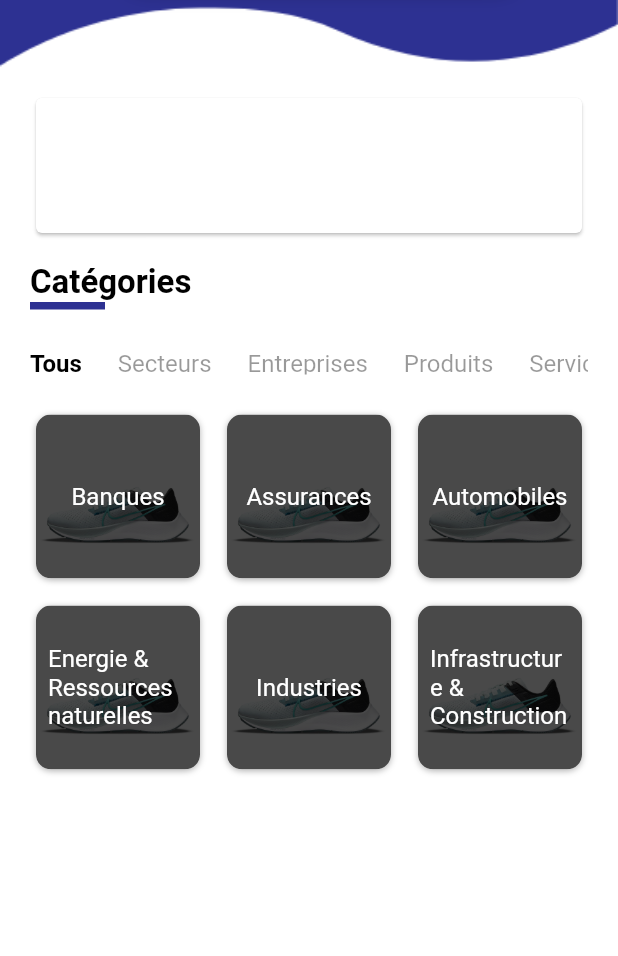
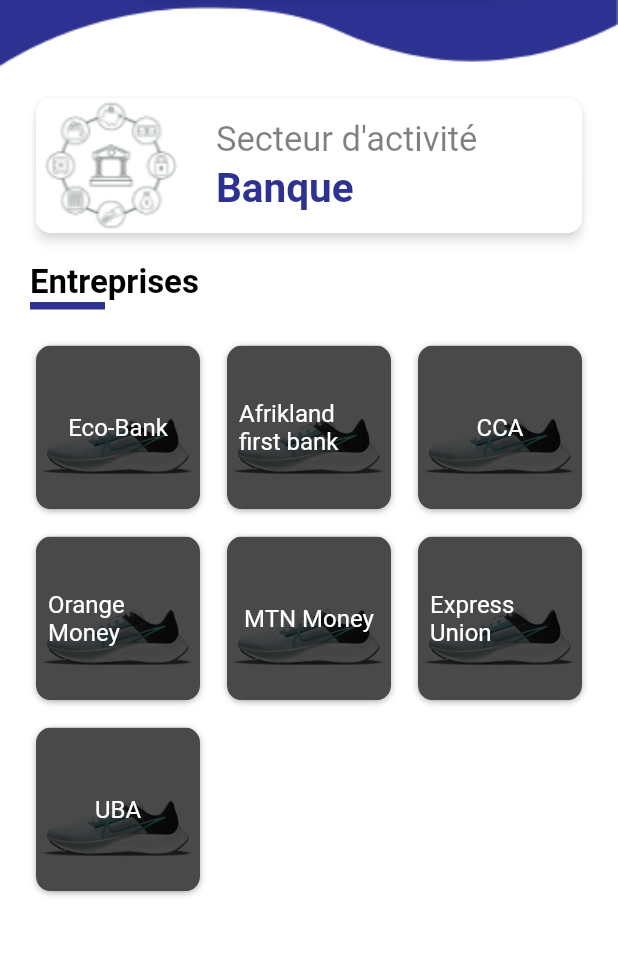
Before and after one commit to Dev-Soft-Group/mdm-app, a Flutter app: the screen it shows after launch, on a phone screen of 412 x 824 dp, the part 97-1053 px from its top. Run offline on Flutter 3.47's test engine with Material 2 defaults, Android fonts, the phone set to English and light mode, and no system bars; our stand-ins replace get.

Commit message:
Création de la page pour les secteurs d'activités et ainsi que le détail

```diff
--- a/lib/screens/detail_secteur/controllers/details_secteurs_controller.dart
+++ b/lib/screens/detail_secteur/controllers/details_secteurs_controller.dart
@@ -6,21 +6,15 @@
 
   int selectedTabs = 0;
 
-  List menus = [
-    "Tous",
-    "Secteurs",
-    "Entreprises",
-    "Produits",
-    "Services",
-  ];
 
   List categories = [
-    "Banques",
-    "Assurances",
-    "Automobiles",
-    "Energie & Ressources naturelles",
-    "Industries",
-    "Infrastructure & Construction",
+    "Eco-Bank",
+    "Afrikland first bank",
+    "CCA",
+    "Orange Money",
+    "MTN Money",
+    "Express Union",
+    "UBA",
   ];
 
   void onTabChange(int index) {
--- a/lib/screens/detail_secteur/views/details_secteurs_view.dart
+++ b/lib/screens/detail_secteur/views/details_secteurs_view.dart
@@ -35,46 +35,56 @@
                       children: [
                         const SizedBox(height: 16),
                         Card(
+                          elevation: 3,
+                          color: kWhiteColor,
+                          shadowColor: kWhiteColor,
+                          clipBehavior: Clip.antiAlias,
+                          shape: RoundedRectangleBorder(
+                              borderRadius:
+                                  BorderRadius.circular(kDefaultRadius)),
                           child: Container(
                             height: 90,
+                            decoration: const BoxDecoration(
+                              color: kWhiteColor,
+                            ),
+                            child: Row(children: [
+                              Image.asset("assets/images/sectors.png",
+                                  height: 90, width: 100, fit: BoxFit.fill),
+                              const SizedBox(
+                                width: 20,
+                              ),
+                              Column(
+                                  crossAxisAlignment: CrossAxisAlignment.start,
+                                  children: [
+                                    const Spacer(
+                                      flex: 2,
+                                    ),
+                                    Text(
+                                      "Secteur d'activité",
+                                      style: TextStyle(
+                                          color: kBlackColor.withOpacity(0.5),
+                                          fontSize: 23),
+                                    ),
+                                    const SizedBox(height: 3),
+                                    const Text(
+                                      "Banque",
+                                      style: TextStyle(
+                                        color: kPrimaryColor,
+                                        fontSize: 27,
+                                        fontWeight: FontWeight.w600,
+                                      ),
+                                    ),
+                                    const Spacer(
+                                      flex: 2,
+                                    ),
+                                    Container(),
+                                  ]),
+                            ]),
                           ),
                         ),
                         const SizedBox(height: 16),
-                        const TextTitle(text: "Catégories"),
+                        const TextTitle(text: "Entreprises"),
                         const SizedBox(height: kDefaultPadding),
-                        Container(
-                          height: 30,
-                          decoration: const BoxDecoration(),
-                          child: ListView.builder(
-                              scrollDirection: Axis.horizontal,
-                              itemCount: controller.menus.length,
-                              itemBuilder: (context, index) => InkWell(
-                                    onTap: () {
-                                      controller.onTabChange(index);
-                                    },
-                                    child: Padding(
-                                      padding: const EdgeInsets.only(
-                                          right: kDefaultPadding * 1.2,
-                                          top: kDefaultPadding / 3,
-                                          bottom: kDefaultPadding / 3),
-                                      child: Text(
-                                        controller.menus[index],
-                                        style: TextStyle(
-                                          fontSize: 16,
-                                          color: controller.selectedTabs ==
-                                                  index
-                                              ? kBlackColor
-                                              : kBlackColor.withOpacity(0.4),
-                                          fontWeight:
-                                              controller.selectedTabs == index
-                                                  ? FontWeight.w600
-                                                  : FontWeight.w400,
-                                        ),
-                                      ),
-                                    ),
-                                  )),
-                        ),
-                        const SizedBox(height: kDefaultPadding - 4),
                         Expanded(
                           child: GridView.count(
                             crossAxisCount: 3,
@@ -82,10 +92,12 @@
                             crossAxisSpacing: 10,
                             shrinkWrap: true,
                             children: List.generate(
-                                controller.categories.length, (index) => CustomCard(item: controller.categories[index])),
+                                controller.categories.length,
+                                (index) => CustomCard(
+                                    item: controller.categories[index])),
                           ),
                         ),
-                        const SizedBox(height: kDefaultPadding*1.5)
+                        const SizedBox(height: kDefaultPadding * 1.5)
                       ],
                     ),
                   ),
@@ -140,7 +152,8 @@
                   decoration: BoxDecoration(
                     color: kBlackColor.withOpacity(0.7),
                   ),
-                  child: Text("$item",
+                  child: Text(
+                    "$item",
                     style: const TextStyle(
                       color: kWhiteColor,
                       fontSize: 16,
```
Also changed, not shown: assets/images/sectors.png (renamed from assets/images/téléchargement.png).
